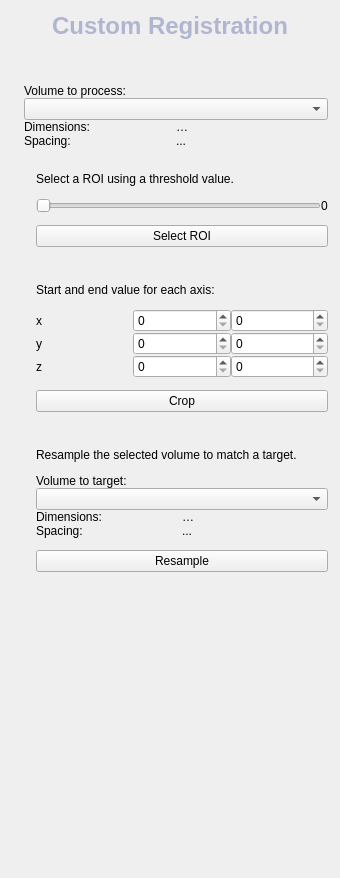
bastiensoucasse/pfe, file src/CustomRegistration/Resources/UI/Panel.ui: the form before one commit.
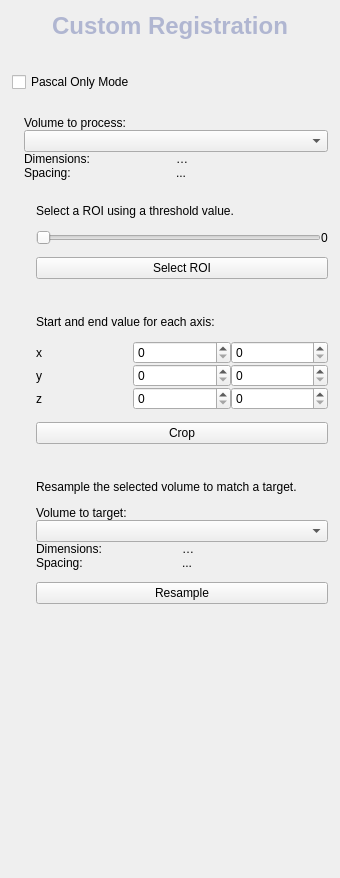
The form after the commit. Custom widgets are drawn as their Qt base class.

Commit message: Added the Pascal Only Mode (3D view displaying).

```diff
--- a/src/CustomRegistration/Resources/UI/Panel.ui
+++ b/src/CustomRegistration/Resources/UI/Panel.ui
@@ -52,6 +52,13 @@
      </property>
     </spacer>
    </item>
+   <item>
+    <widget class="QCheckBox" name="PascalOnlyModeCheckBox">
+     <property name="text">
+      <string>Pascal Only Mode</string>
+     </property>
+    </widget>
+   </item>
    <item>
     <widget class="ctkCollapsibleButton" name="PreprocessingCollapsibleWidget" native="true">
      <property name="text" stdset="0">
```
The commit also changes 1 other file.
